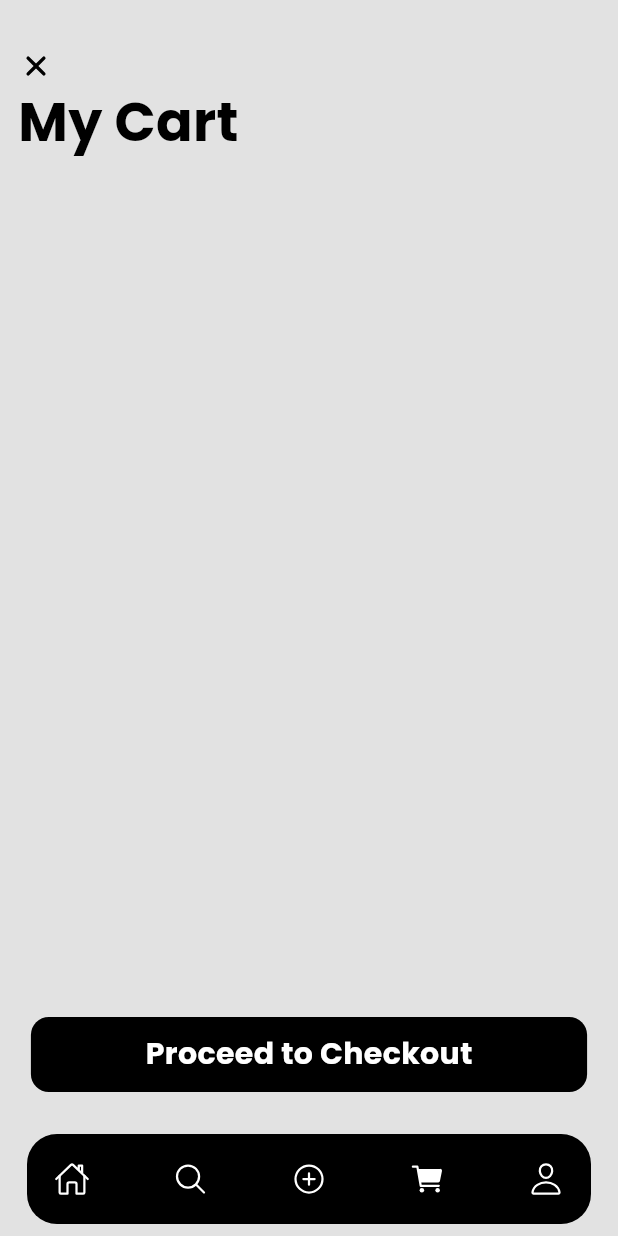
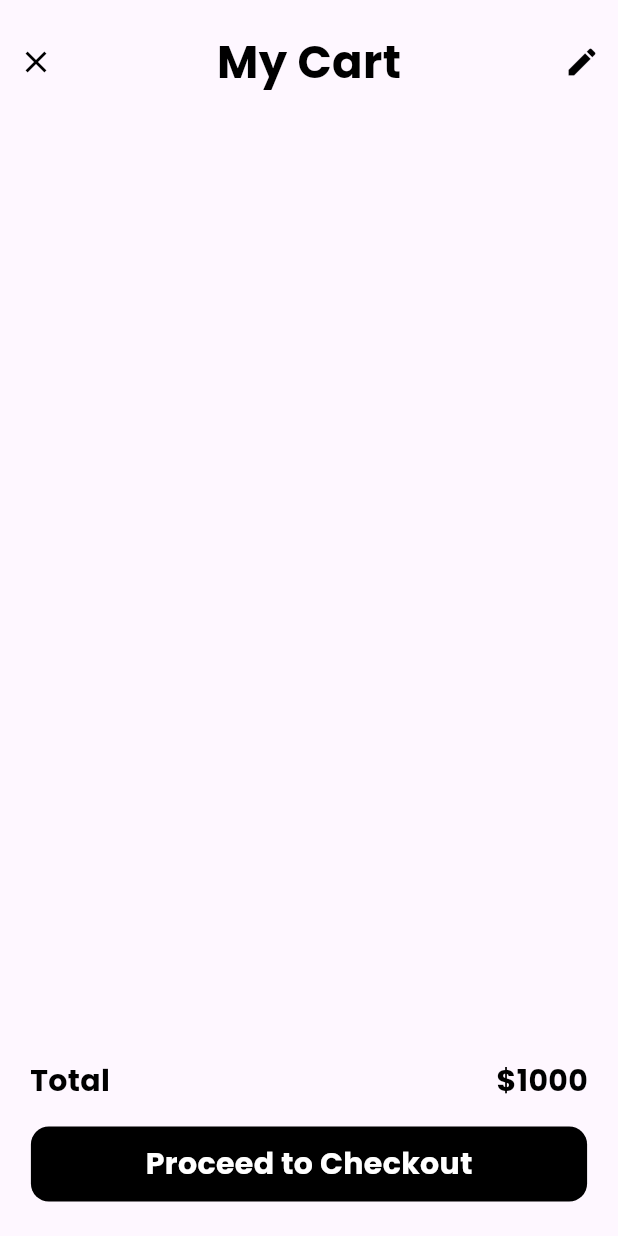
Before and after one commit to nguyenket29/flutter-ecom, a Flutter app: the screen it shows after launch, item 4 of the bottom bar chosen, on a phone screen of 412 x 824 dp. Run offline on Flutter 3.47's test engine with Material 3 defaults, Android fonts, the light colour scheme and no system bars; our stand-ins replace cached_network_image, flutter_rating_bar, flutter_slidable, font_awesome_flutter, google_fonts, hive_flutter and 1 more; accounts and stored records are empty; network calls fail.

Commit message:
update code

```diff
--- a/lib/controllers/main_screen_controller.dart
+++ b/lib/controllers/main_screen_controller.dart
@@ -2,9 +2,18 @@ import 'package:flutter/material.dart';
 
 class MainScreenNotifier extends ChangeNotifier {
   int _pageIndex = 0;
+  bool _isCartClicked = false;
+
   int get pageIndex => _pageIndex;
+  bool get isCartClicked => _isCartClicked;
+
   set pageIndex(int index) {
     _pageIndex = index;
     notifyListeners();
   }
+
+  set isCartClicked(bool value) {
+    _isCartClicked = value;
+    notifyListeners();
+  }
 }
--- a/lib/views/shared/button/category_btn.dart
+++ b/lib/views/shared/button/category_btn.dart
@@ -22,7 +22,7 @@ class CategoryBtn extends StatelessWidget {
         child: Center(
           child: Text(
             label,
-            style: appStype(20, btnColor, FontWeight.w600),
+            style: appStype(16, btnColor, FontWeight.w600),
           ),
         ),
       ),
--- a/lib/views/shared/navbar/bottom_nav.dart
+++ b/lib/views/shared/navbar/bottom_nav.dart
@@ -53,6 +53,7 @@ class BottomNavBar extends StatelessWidget {
                 BottomNavWiget(
                   onTap: () {
                     mainScreenNotifier.pageIndex = 3;
+                    mainScreenNotifier.isCartClicked = true;
                   },
                   iconData: mainScreenNotifier.pageIndex == 3
                       ? Ionicons.cart
--- a/lib/views/ui/cart_page.dart
+++ b/lib/views/ui/cart_page.dart
@@ -1,5 +1,6 @@
 import 'package:cached_network_image/cached_network_image.dart';
 import 'package:flutter/material.dart';
+import 'package:flutter_ecom/views/ui/main_screen.dart';
 import 'package:flutter_slidable/flutter_slidable.dart';
 import 'package:hive_flutter/hive_flutter.dart';
 import 'package:ionicons/ionicons.dart';
@@ -54,10 +55,9 @@ class _CartPageState extends State<CartPage> {
 
     cart = cartData.reversed.toList();
     return Scaffold(
-      backgroundColor: const Color(0xFFE2E2E2),
-      body: Padding(
-        padding:
-            const EdgeInsets.only(top: 12, left: 12, bottom: 12, right: 12),
+      body: SafeArea(
+        child: Padding(
+          padding: const EdgeInsets.only(left: 12, right: 12),
           child: Stack(children: [
             Column(
               crossAxisAlignment: CrossAxisAlignment.start,
@@ -65,19 +65,34 @@ class _CartPageState extends State<CartPage> {
                 const SizedBox(
                   height: 20,
                 ),
+                Row(
+                    mainAxisAlignment: MainAxisAlignment.spaceBetween,
+                    children: [
                       GestureDetector(
                         onTap: () {
-                  Navigator.pop(context);
+                          Navigator.push(
+                              context,
+                              MaterialPageRoute(
+                                  builder: (context) => MainScreen()));
                         },
                         child: const Icon(
-                  Ionicons.close,
+                          Icons.close,
                           color: Colors.black,
                         ),
                       ),
                       Text(
                         "My Cart",
-                style: appStype(36, Colors.black, FontWeight.bold),
+                        style: appStype(30, Colors.black, FontWeight.bold),
+                        textAlign: TextAlign.center,
                       ),
+                      GestureDetector(
+                        onTap: () {},
+                        child: const Icon(
+                          Icons.edit,
+                          color: Colors.black,
+                        ),
+                      )
+                    ]),
                 const SizedBox(
                   height: 20,
                 ),
@@ -111,7 +126,8 @@ class _CartPageState extends State<CartPage> {
                                 ],
                               ),
                               child: Container(
-                              height: MediaQuery.of(context).size.height * 0.11,
+                                height:
+                                    MediaQuery.of(context).size.height * 0.11,
                                 width: MediaQuery.of(context).size.width,
                                 decoration: BoxDecoration(
                                     color: Colors.green.shade100,
@@ -148,7 +164,9 @@ class _CartPageState extends State<CartPage> {
                                             children: [
                                               Text(
                                                 data['name'],
-                                              style: appStype(16, Colors.black,
+                                                style: appStype(
+                                                    16,
+                                                    Colors.black,
                                                     FontWeight.bold),
                                               ),
                                               const SizedBox(
@@ -199,7 +217,8 @@ class _CartPageState extends State<CartPage> {
                                                     Radius.circular(16))),
                                             child: Column(
                                               mainAxisAlignment:
-                                                MainAxisAlignment.spaceBetween,
+                                                  MainAxisAlignment
+                                                      .spaceBetween,
                                               children: [
                                                 InkWell(
                                                     onTap: () {
@@ -244,11 +263,30 @@ class _CartPageState extends State<CartPage> {
                 ),
               ],
             ),
-          const Align(
-            alignment: Alignment.bottomCenter,
-            child: CheckoutButton(label: "Proceed to Checkout"),
+            Column(
+              mainAxisAlignment: MainAxisAlignment.end,
+              crossAxisAlignment: CrossAxisAlignment.center,
+              children: [
+                Padding(
+                  padding: const EdgeInsets.only(
+                      top: 12, left: 8, right: 8, bottom: 8),
+                  child: Row(
+                    mainAxisAlignment: MainAxisAlignment.spaceBetween,
+                    children: [
+                      Text("Total",
+                          style: appStype(20, Colors.black, FontWeight.bold)),
+                      Text("\$1000",
+                          style: appStype(20, Colors.black, FontWeight.bold)),
+                    ],
+                  ),
+                ),
+                Container(
+                    padding: EdgeInsets.only(bottom: 15),
+                    child: const CheckoutButton(label: "Proceed to Checkout"))
+              ],
             ),
           ]),
+        ),
       ),
     );
   }
--- a/lib/views/ui/home_page.dart
+++ b/lib/views/ui/home_page.dart
@@ -45,7 +45,7 @@ class _HomePageState extends State<HomePage> with TickerProviderStateMixin {
         backgroundColor: const Color(0xFFE2E2E2),
         body: SingleChildScrollView(
           child: SizedBox(
-            height: MediaQuery.of(context).size.height,
+            height: MediaQuery.of(context).size.height * 0.9,
             child: Stack(children: [
               Container(
                 padding: const EdgeInsets.fromLTRB(16, 35, 0, 0),
--- a/lib/views/ui/main_screen.dart
+++ b/lib/views/ui/main_screen.dart
@@ -30,9 +30,9 @@ class _MainScreenState extends State<MainScreen> {
       builder: (context, mainScreenNotifier, child) {
         return SafeArea(
           child: Scaffold(
-            backgroundColor: const Color(0xFFE2E2E2),
             body: pageList[mainScreenNotifier.pageIndex],
-            bottomNavigationBar: const BottomNavBar(),
+            bottomNavigationBar:
+                mainScreenNotifier.isCartClicked ? null : const BottomNavBar(),
           ),
         );
       },
--- a/lib/views/ui/product_by_cart.dart
+++ b/lib/views/ui/product_by_cart.dart
@@ -58,11 +58,12 @@ class _ProductByCartState extends State<ProductByCart>
   Widget build(BuildContext context) {
     return Scaffold(
       backgroundColor: const Color(0xFFE2E2E2),
-      body: SizedBox(
+      body: SafeArea(
+        child: SizedBox(
           height: MediaQuery.of(context).size.height,
           child: Stack(children: [
             Container(
-            padding: const EdgeInsets.fromLTRB(16, 45, 0, 0),
+              padding: const EdgeInsets.fromLTRB(15, 15, 0, 0),
               height: MediaQuery.of(context).size.height * 0.4,
               decoration: const BoxDecoration(
                   image: DecorationImage(
@@ -122,7 +123,7 @@ class _ProductByCartState extends State<ProductByCart>
             ),
             Padding(
               padding: EdgeInsets.only(
-                top: MediaQuery.of(context).size.height * 0.175,
+                  top: MediaQuery.of(context).size.height * 0.15,
                   left: 16,
                   right: 12),
               child: ClipRRect(
@@ -135,6 +136,7 @@ class _ProductByCartState extends State<ProductByCart>
               ),
             )
           ]),
+        ),
       ),
     );
   }
@@ -215,7 +217,7 @@ class _ProductByCartState extends State<ProductByCart>
                         divisions: 50,
                         label: value.toString(),
                         secondaryTrackValue: 200,
-                        onChanged: (double val) {}),
+                        onChanged: (double value) {}),
                     const CustomSpacer(),
                     Text(
                       "Branchs",
```
Lines whose indentation alone changed are shown as unchanged.
